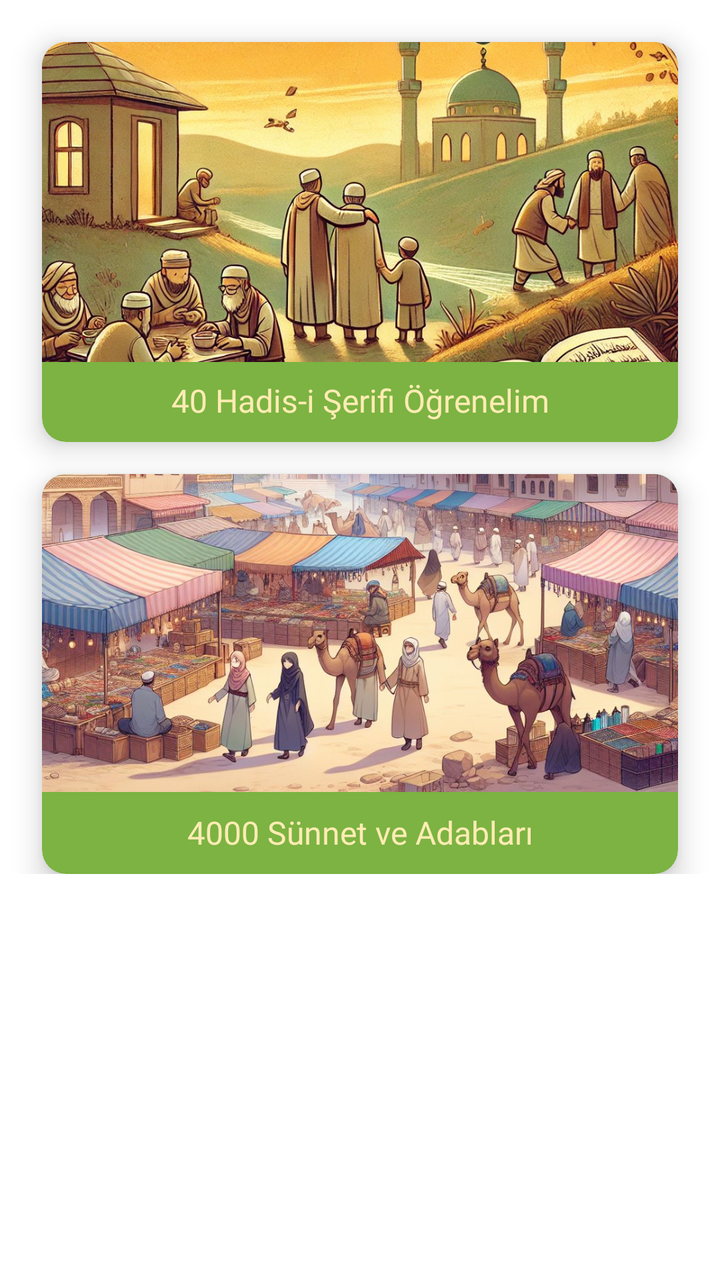
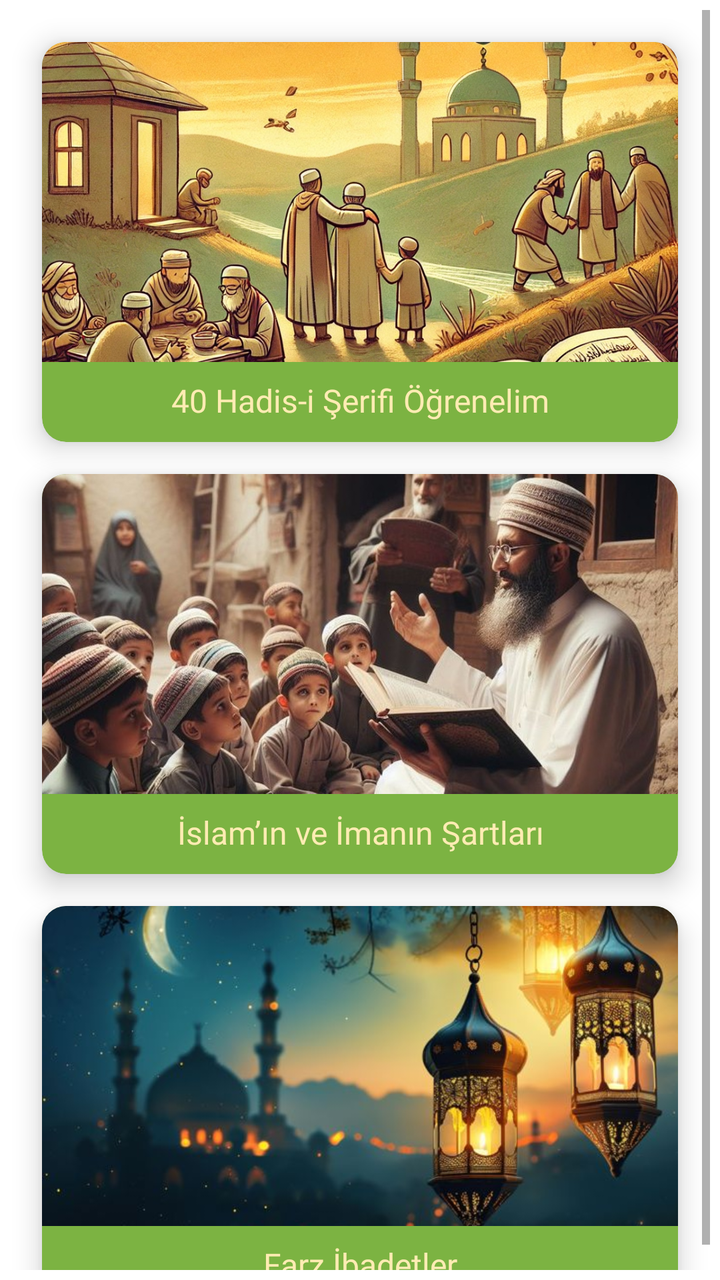

Two renders of the same Android screen: before a commit and after it. Below are the layout's source before the change and the commit's diff.
<!-- AndroidManifest.xml: application theme Theme.Yolcu -->
<!-- res/layout/fragment_ibadet.xml -->
<?xml version="1.0" encoding="utf-8"?>
<androidx.constraintlayout.widget.ConstraintLayout xmlns:android="http://schemas.android.com/apk/res/android"
    xmlns:app="http://schemas.android.com/apk/res-auto"
    xmlns:tools="http://schemas.android.com/tools"
    android:layout_width="match_parent"
    android:layout_height="match_parent"
    tools:context=".ui.home.HomeFragment">

    
    <ScrollView
        android:layout_width="match_parent"
        android:layout_height="match_parent"
        android:padding="5dp"
        android:paddingBottom="55dp"
        app:layout_constraintEnd_toEndOf="parent"
        app:layout_constraintStart_toStartOf="parent"
        app:layout_constraintTop_toTopOf="parent">

        <androidx.constraintlayout.widget.ConstraintLayout
            android:layout_width="match_parent"
            android:layout_height="wrap_content">


            
            <androidx.cardview.widget.CardView
                android:id="@+id/cardViewIbadet_1"
                android:layout_width="0dp"
                android:layout_height="200dp"
                android:layout_margin="16dp"
                app:cardCornerRadius="12dp"
                app:cardElevation="8dp"
                app:cardBackgroundColor="@color/pricarViewIbadetColor"
                app:layout_constraintEnd_toEndOf="parent"
                app:layout_constraintStart_toStartOf="parent"
                app:layout_constraintTop_toTopOf="parent">

                <androidx.constraintlayout.widget.ConstraintLayout
                    android:id="@+id/cardViewIbadetConstraintLayout_1"
                    android:layout_width="match_parent"
                    android:layout_height="match_parent">

                    <ImageView
                        android:id="@+id/cardViewIbadetImage_1"
                        android:layout_width="match_parent"
                        android:layout_height="160dp"
                        android:scaleType="centerCrop"
                        android:paddingBottom="10dp"
                        android:src="@drawable/hadis_40"
                        app:layout_constraintEnd_toEndOf="parent"
                        app:layout_constraintStart_toStartOf="parent"
                        app:layout_constraintTop_toTopOf="parent" />

                    <TextView
                        android:id="@+id/cardViewIbadetLabel_1"
                        android:layout_width="match_parent"
                        android:layout_height="wrap_content"
                        android:elevation="1dp"
                        android:fontFamily="@font/tomorrow_b"
                        android:layout_margin="10dp"
                        android:gravity="center"
                        android:text="@string/kirkhadis"
                        android:textColor="@color/pricarViewIbadetHeaderColor"
                        android:textSize="16sp"
                        app:layout_constraintBottom_toBottomOf="@id/cardViewIbadetConstraintLayout_1"
                        app:layout_constraintEnd_toEndOf="parent"
                        app:layout_constraintStart_toStartOf="parent" />

                </androidx.constraintlayout.widget.ConstraintLayout>
            </androidx.cardview.widget.CardView>

            
            <androidx.cardview.widget.CardView
                android:id="@+id/cardViewIbadet_2"
                android:layout_width="0dp"
                android:layout_height="200dp"
                android:layout_margin="16dp"
                app:cardCornerRadius="12dp"
                app:cardElevation="8dp"
                app:cardBackgroundColor="@color/pricarViewIbadetColor"
                app:layout_constraintEnd_toEndOf="parent"
                app:layout_constraintStart_toStartOf="parent"
                app:layout_constraintTop_toBottomOf="@id/cardViewIbadet_1">

                <androidx.constraintlayout.widget.ConstraintLayout
                    android:id="@+id/cardViewIbadetConstraintLayout_2"
                    android:layout_width="match_parent"
                    android:layout_height="match_parent">

                    <ImageView
                        android:id="@+id/cardViewIbadetImage_2"
                        android:layout_width="match_parent"
                        android:layout_height="160dp"
                        android:scaleType="centerCrop"
                        android:paddingBottom="160dp"
                        android:src="@drawable/sunnet_dortbin"
                        app:layout_constraintEnd_toEndOf="parent"
                        app:layout_constraintStart_toStartOf="parent"
                        app:layout_constraintTop_toTopOf="parent" />

                    <TextView
                        android:id="@+id/cardViewIbadetLabel_2"
                        android:layout_width="match_parent"
                        android:layout_height="wrap_content"
                        android:elevation="1dp"
                        android:fontFamily="@font/tomorrow_b"
                        android:layout_margin="10dp"
                        android:gravity="center"
                        android:text="@string/dortbin_sunnet_adablari"
                        android:textColor="@color/pricarViewIbadetHeaderColor"
                        android:textSize="16sp"
                        app:layout_constraintBottom_toBottomOf="@id/cardViewIbadetConstraintLayout_2"
                        app:layout_constraintEnd_toEndOf="parent"
                        app:layout_constraintStart_toStartOf="parent" />

                </androidx.constraintlayout.widget.ConstraintLayout>
            </androidx.cardview.widget.CardView>


        </androidx.constraintlayout.widget.ConstraintLayout>
    </ScrollView>
</androidx.constraintlayout.widget.ConstraintLayout>
<!-- resources referenced by this layout -->
<resources>
  <color name="pricarViewIbadetColor">#7CB342</color>
  <color name="pricarViewIbadetHeaderColor">#FFECB3</color>
  <!-- drawable hadis_40: jpg bitmap (drawable, 516772 bytes) -->
  <!-- drawable sunnet_dortbin: png bitmap (drawable, 236835 bytes) -->
  <string name="dortbin_sunnet_adablari" translatable="false">4000 Sünnet ve Adabları</string>
  <string name="kirkhadis">40 Hadis-i Şerifi Öğrenelim</string>
  <style name="Theme.Yolcu" parent="Theme.MaterialComponents.DayNight.DarkActionBar">
          
          <item name="colorPrimary">#9CCC65</item>
          <item name="colorPrimaryVariant">#43A047</item>
          <item name="colorOnPrimary">@color/white</item>
          
          <item name="colorSecondary">#9CCC65</item>
          <item name="colorSecondaryVariant">@color/teal_700</item>
          <item name="colorOnSecondary">@color/white</item>
          
          <item name="android:statusBarColor">?attr/colorPrimaryVariant</item>
          
          <item name="actionMenuTextColor">@color/white</item>
          <item name="android:actionMenuTextColor">@color/white</item>
          <item name="android:textColor">@color/black</item>
      </style>
  <color name="white">#FFFFFFFF</color>
  <color name="teal_700">#FF018786</color>
  <color name="black">#FF000000</color>
</resources>

<!-- the commit's change to res/layout/fragment_ibadet.xml (unified diff, before → after) -->
@@ -48,7 +48,8 @@
                         android:src="@drawable/hadis_40"
                         app:layout_constraintEnd_toEndOf="parent"
                         app:layout_constraintStart_toStartOf="parent"
-                        app:layout_constraintTop_toTopOf="parent" />
+                        app:layout_constraintTop_toTopOf="parent"
+                        tools:ignore="ContentDescription" />
 
                     <TextView
                         android:id="@+id/cardViewIbadetLabel_1"
@@ -91,11 +92,12 @@
                         android:layout_width="match_parent"
                         android:layout_height="160dp"
                         android:scaleType="centerCrop"
-                        android:paddingBottom="160dp"
-                        android:src="@drawable/sunnet_dortbin"
+                        android:src="@drawable/ibadet_2"
                         app:layout_constraintEnd_toEndOf="parent"
+                        app:layout_constraintHorizontal_bias="0.0"
                         app:layout_constraintStart_toStartOf="parent"
-                        app:layout_constraintTop_toTopOf="parent" />
+                        app:layout_constraintTop_toTopOf="parent"
+                        tools:ignore="ContentDescription" />
 
                     <TextView
                         android:id="@+id/cardViewIbadetLabel_2"
@@ -105,10 +107,58 @@
                         android:fontFamily="@font/tomorrow_b"
                         android:layout_margin="10dp"
                         android:gravity="center"
-                        android:text="@string/dortbin_sunnet_adablari"
+                        android:text="@string/ibadetCard_2"
                         android:textColor="@color/pricarViewIbadetHeaderColor"
                         android:textSize="16sp"
                         app:layout_constraintBottom_toBottomOf="@id/cardViewIbadetConstraintLayout_2"
+                        app:layout_constraintEnd_toEndOf="parent"
+                        app:layout_constraintStart_toStartOf="parent" />
+
+                </androidx.constraintlayout.widget.ConstraintLayout>
+            </androidx.cardview.widget.CardView>
+
+            
+            <androidx.cardview.widget.CardView
+                android:id="@+id/cardViewIbadet_3"
+                android:layout_width="0dp"
+                android:layout_height="200dp"
+                android:layout_margin="16dp"
+                app:cardCornerRadius="12dp"
+                app:cardElevation="8dp"
+                app:cardBackgroundColor="@color/pricarViewIbadetColor"
+                app:layout_constraintEnd_toEndOf="parent"
+                app:layout_constraintStart_toStartOf="parent"
+                app:layout_constraintTop_toBottomOf="@id/cardViewIbadet_2">
+
+                <androidx.constraintlayout.widget.ConstraintLayout
+                    android:id="@+id/cardViewIbadetConstraintLayout_3"
+                    android:layout_width="match_parent"
+                    android:layout_height="match_parent">
+
+                    <ImageView
+                        android:id="@+id/cardViewIbadetImage_3"
+                        android:layout_width="match_parent"
+                        android:layout_height="160dp"
+                        android:scaleType="centerCrop"
+                        android:src="@drawable/ibadet_3"
+                        app:layout_constraintEnd_toEndOf="parent"
+                        app:layout_constraintHorizontal_bias="0.0"
+                        app:layout_constraintStart_toStartOf="parent"
+                        app:layout_constraintTop_toTopOf="parent"
+                        tools:ignore="ContentDescription" />
+
+                    <TextView
+                        android:id="@+id/cardViewIbadetLabel_3"
+                        android:layout_width="match_parent"
+                        android:layout_height="wrap_content"
+                        android:elevation="1dp"
+                        android:fontFamily="@font/tomorrow_b"
+                        android:layout_margin="10dp"
+                        android:gravity="center"
+                        android:text="@string/ibadetCard_3"
+                        android:textColor="@color/pricarViewIbadetHeaderColor"
+                        android:textSize="16sp"
+                        app:layout_constraintBottom_toBottomOf="@id/cardViewIbadetConstraintLayout_3"
                         app:layout_constraintEnd_toEndOf="parent"
                         app:layout_constraintStart_toStartOf="parent" />
 
<!-- resource entries referenced after the edit -->
@@ -3,8 +3,10 @@
   <color name="pricarViewIbadetColor">#7CB342</color>
   <color name="pricarViewIbadetHeaderColor">#FFECB3</color>
   <!-- drawable hadis_40: jpg bitmap (drawable, 516772 bytes) -->
-  <!-- drawable sunnet_dortbin: png bitmap (drawable, 236835 bytes) -->
-  <string name="dortbin_sunnet_adablari" translatable="false">4000 Sünnet ve Adabları</string>
+  <!-- drawable ibadet_2: jpg bitmap (drawable, 82653 bytes) -->
+  <!-- drawable ibadet_3: jpg bitmap (drawable, 33482 bytes) -->
+  <string name="ibadetCard_2">İslam’ın ve İmanın Şartları</string>
+  <string name="ibadetCard_3">Farz İbadetler</string>
   <string name="kirkhadis">40 Hadis-i Şerifi Öğrenelim</string>
   <style name="Theme.Yolcu" parent="Theme.MaterialComponents.DayNight.DarkActionBar">
           
